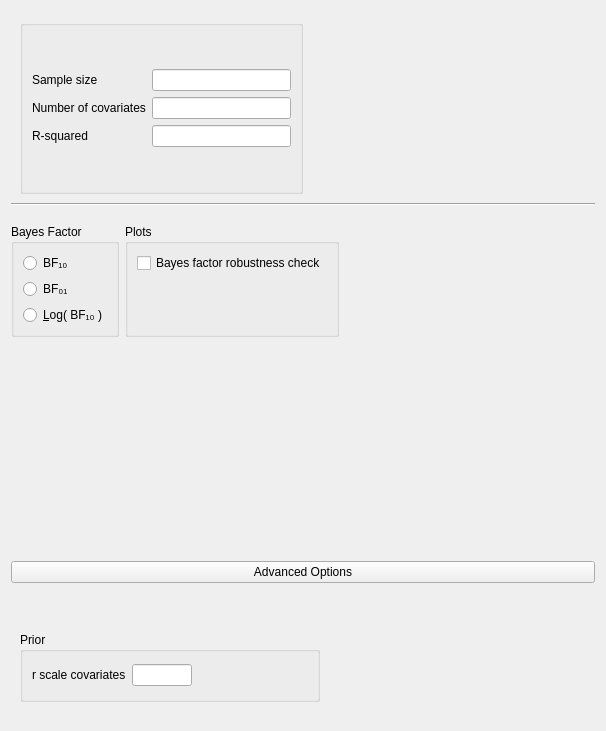
jasp-stats/jasp-desktop, file JASP-Desktop/analysisforms/SummaryStatistics/summarystatsregressionlinearbayesianform.ui: the form before one commit.
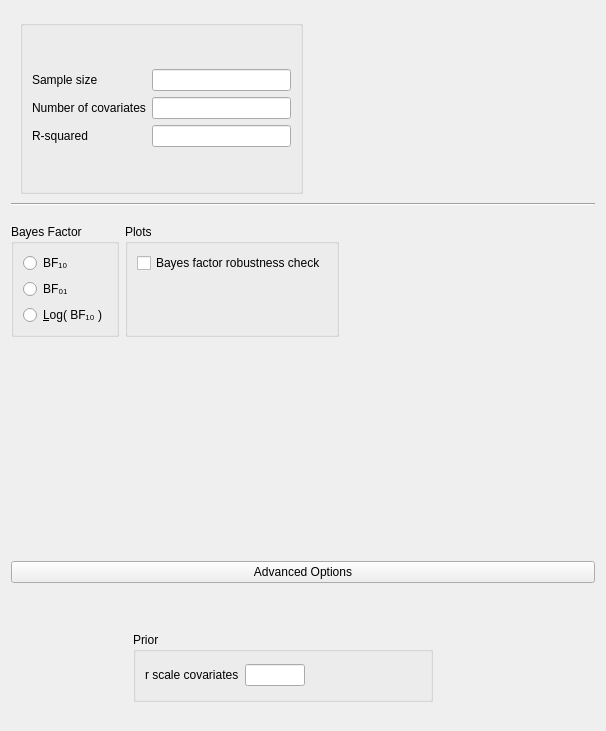
The form after the commit. Custom widgets are drawn as their Qt base class.

The edit to the form file:
```diff
--- a/JASP-Desktop/analysisforms/SummaryStatistics/summarystatsregressionlinearbayesianform.ui
+++ b/JASP-Desktop/analysisforms/SummaryStatistics/summarystatsregressionlinearbayesianform.ui
@@ -119,6 +119,9 @@
            <property name="orientation">
             <enum>Qt::Horizontal</enum>
            </property>
+           <property name="sizeType">
+            <enum>QSizePolicy::Preferred</enum>
+           </property>
            <property name="sizeHint" stdset="0">
             <size>
              <width>40</width>
```
